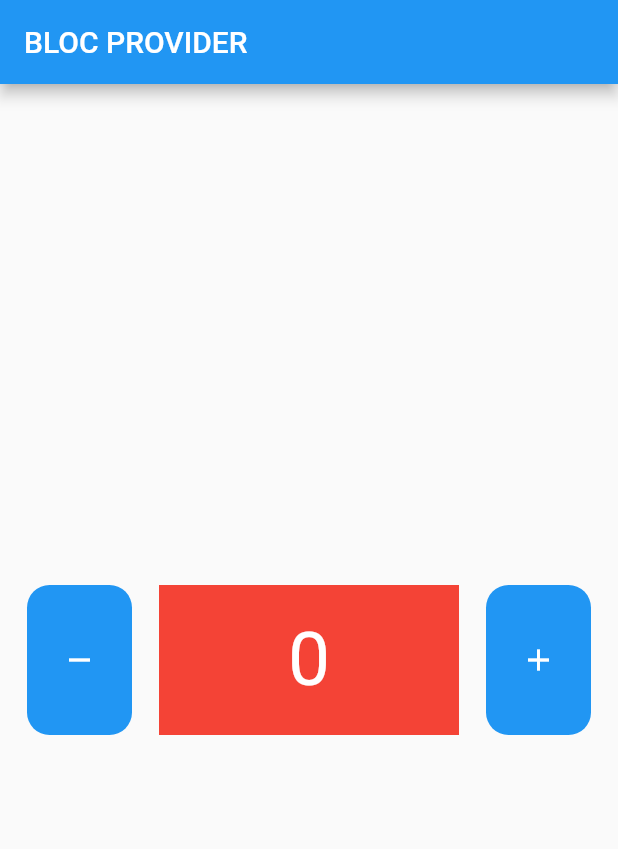
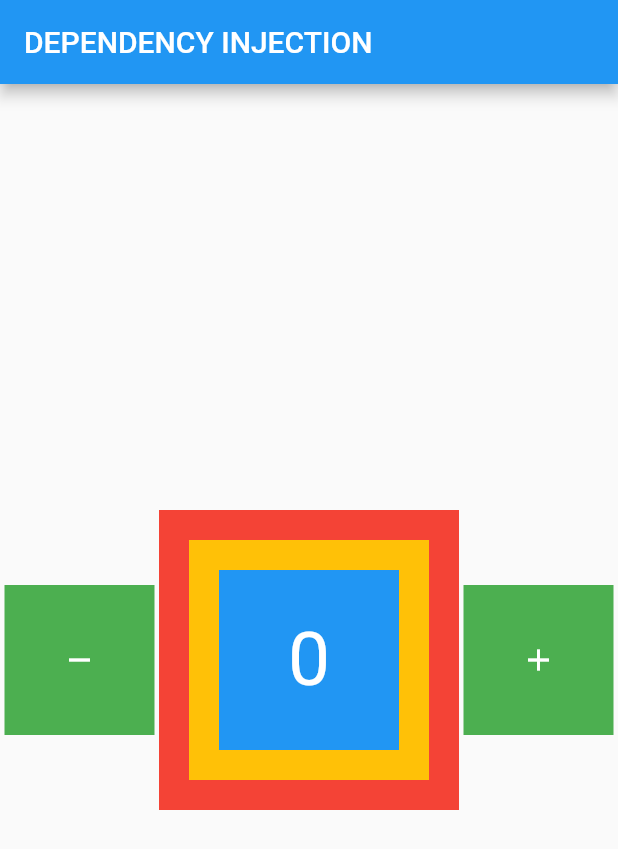
Before and after one commit to irfanzidniofficial/flutter_bloc_state_management, a Flutter app: the screen it shows after launch, on a phone screen of 412 x 824 dp. Shown: the top 849 px of the screen. Run offline on Flutter 3.47's test engine with Material 2 defaults, Android fonts, the phone set to English and light mode, and no system bars; our stand-ins replace bloc, flutter_bloc.

Commit message:
dependency injetcion

```diff
--- /dev/null
+++ b/lib/home/biru.dart
@@ -0,0 +1,17 @@
+import 'package:flutter/material.dart';
+import 'package:flutter_bloc_state_management/home/center_data.dart';
+
+class Biru extends StatelessWidget {
+  const Biru({
+    Key? key,
+  }) : super(key: key);
+
+  @override
+  Widget build(BuildContext context) {
+    return Container(
+      margin: const EdgeInsets.all(20),
+      color: Colors.blue,
+      child: const CenterData(),
+    );
+  }
+}
--- /dev/null
+++ b/lib/home/center_data.dart
@@ -0,0 +1,18 @@
+import 'package:flutter/material.dart';
+import 'package:flutter_bloc_state_management/home/data_widget.dart';
+
+
+
+
+class CenterData extends StatelessWidget {
+  const CenterData({
+    Key? key,
+  }) : super(key: key);
+
+  @override
+  Widget build(BuildContext context) {
+    return const Center(
+      child: DataWidget(),
+    );
+  }
+}
--- /dev/null
+++ b/lib/home/data_widget.dart
@@ -0,0 +1,21 @@
+import 'package:flutter/material.dart';
+import 'package:flutter_bloc/flutter_bloc.dart';
+import 'package:flutter_bloc_state_management/bloc/counter.dart';
+
+class DataWidget extends StatelessWidget {
+  const DataWidget({
+    Key? key,
+  }) : super(key: key);
+
+  @override
+  Widget build(BuildContext context) {
+    Counter mycounter = BlocProvider.of<Counter>(context);
+    return const Text(
+      '0',
+      style: TextStyle(
+        color: Colors.white,
+        fontSize: 50,
+      ),
+    );
+  }
+}
--- /dev/null
+++ b/lib/home/home.dart
@@ -0,0 +1,64 @@
+import 'package:flutter/material.dart';
+import 'package:flutter_bloc/flutter_bloc.dart';
+import 'package:flutter_bloc_state_management/home/merah.dart';
+
+import '../bloc/counter.dart';
+
+class HomePage extends StatelessWidget {
+  const HomePage({super.key});
+
+  @override
+  Widget build(BuildContext context) {
+    Counter mycounter = BlocProvider.of<Counter>(context);
+
+    return Scaffold(
+      appBar: AppBar(
+        title: const Text(
+          "DEPENDENCY INJECTION",
+        ),
+      ),
+      body: Center(
+        child: Row(
+          mainAxisAlignment: MainAxisAlignment.spaceEvenly,
+          children: [
+            Material(
+              color: Colors.green,
+              child: InkWell(
+                onTap: () {
+                  // decrement
+                  mycounter.decrement();
+                },
+                child: const SizedBox(
+                  width: 100,
+                  height: 100,
+                  child: Icon(
+                    Icons.remove,
+                    color: Colors.white,
+                  ),
+                ),
+              ),
+            ),
+            const Merah(),
+            Material(
+              color: Colors.green,
+              child: InkWell(
+                onTap: () {
+                  // increment
+                  mycounter.increment();
+                },
+                child: const SizedBox(
+                  width: 100,
+                  height: 100,
+                  child: Icon(
+                    Icons.add,
+                    color: Colors.white,
+                  ),
+                ),
+              ),
+            ),
+          ],
+        ),
+      ),
+    );
+  }
+}
--- /dev/null
+++ b/lib/home/kuning.dart
@@ -0,0 +1,17 @@
+import 'package:flutter/material.dart';
+import 'package:flutter_bloc_state_management/home/biru.dart';
+
+class Kuning extends StatelessWidget {
+  const Kuning({
+    Key? key,
+  }) : super(key: key);
+
+  @override
+  Widget build(BuildContext context) {
+    return Container(
+      margin: const EdgeInsets.all(20),
+      color: Colors.amber,
+      child: Biru(),
+    );
+  }
+}
--- /dev/null
+++ b/lib/home/merah.dart
@@ -0,0 +1,20 @@
+import 'dart:developer';
+
+import 'package:flutter/material.dart';
+import 'package:flutter_bloc_state_management/home/kuning.dart';
+
+class Merah extends StatelessWidget {
+  const Merah({
+    Key? key,
+  }) : super(key: key);
+
+  @override
+  Widget build(BuildContext context) {
+    return Container(
+      width: 200,
+      height: 200,
+      color: Colors.red,
+      child: const Kuning(),
+    );
+  }
+}
--- a/lib/main.dart
+++ b/lib/main.dart
@@ -1,7 +1,7 @@
 import 'package:flutter/material.dart';
 import 'package:flutter_bloc/flutter_bloc.dart';
 import 'package:flutter_bloc_state_management/bloc/counter.dart';
-import 'package:flutter_bloc_state_management/pages/home.dart';
+import 'package:flutter_bloc_state_management/home/home.dart';
 
 void main() {
   runApp(const MyApp());
@@ -13,10 +13,9 @@ class MyApp extends StatelessWidget {
   @override
   Widget build(BuildContext context) {
     return BlocProvider(
-      create: (context) => Counter(),
-      child: MaterialApp(
-        home: HomePage(),
-      ),
-    );
+        create: (context) => Counter(),
+        child: const MaterialApp(
+          home: HomePage(),
+        ));
   }
 }
--- a/lib/pages/center_widget.dart
+++ /dev/null
@@ -1,29 +0,0 @@
-import 'package:flutter/material.dart';
-import 'package:flutter_bloc/flutter_bloc.dart';
-
-import '../bloc/counter.dart';
-
-class CenterWidget extends StatelessWidget {
-  const CenterWidget({
-    Key? key,
-  }) : super(key: key);
-
-  @override
-  Widget build(BuildContext context) {
-    Counter mycounter = BlocProvider.of<Counter>(context);
-    return Center(
-      child: BlocBuilder(
-        bloc: mycounter,
-        builder: (context, state) {
-          return Text(
-            "$state",
-            style: const TextStyle(
-              fontSize: 50,
-              color: Colors.white,
-            ),
-          );
-        },
-      ),
-    );
-  }
-}
--- a/lib/pages/data_widget.dart
+++ /dev/null
@@ -1,17 +0,0 @@
-import 'package:flutter/material.dart';
-import 'package:flutter_bloc_state_management/pages/center_widget.dart';
-
-class DataWidget extends StatelessWidget {
-  const DataWidget({
-    Key? key,
-  }) : super(key: key);
-
-  @override
-  Widget build(BuildContext context) {
-    return Container(
-        height: 100,
-        width: 200,
-        color: Colors.red,
-        child: const CenterWidget());
-  }
-}
--- a/lib/pages/home.dart
+++ /dev/null
@@ -1,73 +0,0 @@
-import 'package:flutter/material.dart';
-import 'package:flutter_bloc/flutter_bloc.dart';
-import 'package:flutter_bloc_state_management/bloc/counter.dart';
-import 'package:flutter_bloc_state_management/pages/data_widget.dart';
-
-class HomePage extends StatelessWidget {
-  // inisial class counter
-  HomePage({super.key});
-
-  Counter mycounter = Counter();
-
-  @override
-  Widget build(BuildContext context) {
-    Counter mycounter = BlocProvider.of<Counter>(context);
-    return Scaffold(
-      appBar: AppBar(
-        title: const Text(
-          'BLOC PROVIDER',
-        ),
-      ),
-      body: Column(
-        mainAxisAlignment: MainAxisAlignment.center,
-        children: [
-          Row(
-            mainAxisAlignment: MainAxisAlignment.spaceEvenly,
-            children: [
-              // button -
-              Material(
-                color: Colors.blue,
-                borderRadius: BorderRadius.circular(15),
-                child: InkWell(
-                  borderRadius: BorderRadius.circular(15),
-                  onTap: () {
-                    mycounter.decrement();
-                  },
-                  child: const SizedBox(
-                    height: 100,
-                    width: 70,
-                    child: Icon(
-                      Icons.remove,
-                      color: Colors.white,
-                    ),
-                  ),
-                ),
-              ),
-              // Widget data counter
-              const DataWidget(),
-              // button +
-              Material(
-                color: Colors.blue,
-                borderRadius: BorderRadius.circular(15),
-                child: InkWell(
-                  borderRadius: BorderRadius.circular(15),
-                  onTap: () {
-                    mycounter.increment();
-                  },
-                  child: const SizedBox(
-                    height: 100,
-                    width: 70,
-                    child: Icon(
-                      Icons.add,
-                      color: Colors.white,
-                    ),
-                  ),
-                ),
-              ),
-            ],
-          ),
-        ],
-      ),
-    );
-  }
-}
```
